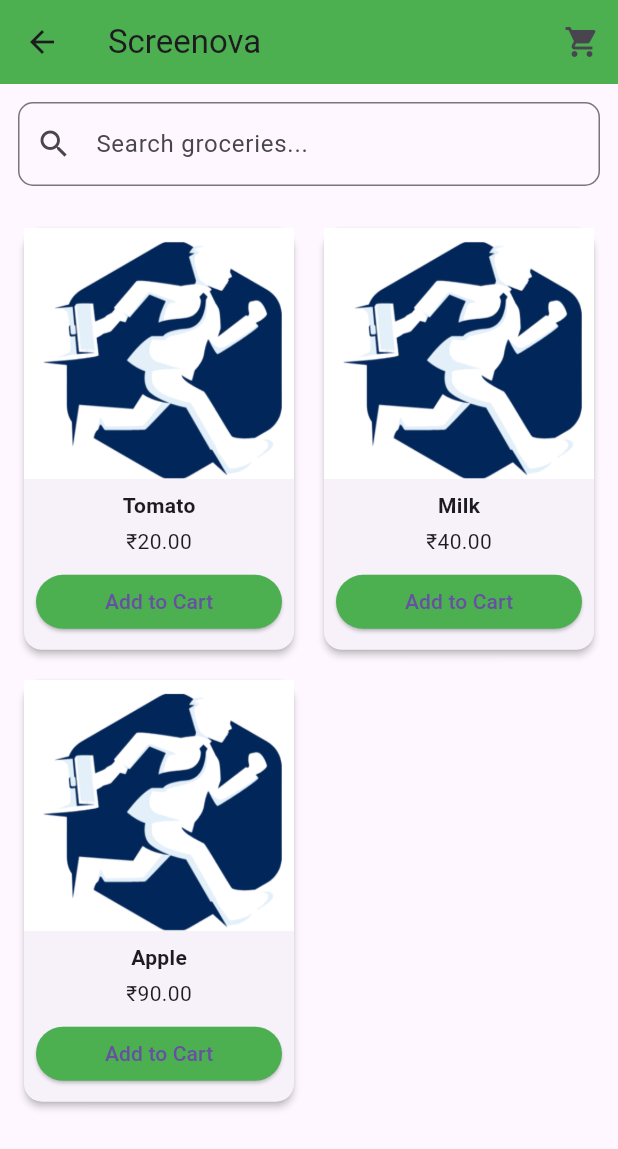
After one commit to Sri4389/demo, a Flutter app: the HomeScreen screen opened by its route, on a phone screen of 412 x 824 dp. The commit adds this screen. Shown: the top 1149 px of the screen. Run offline on Flutter 3.47's test engine with Material 3 defaults, Android fonts, the phone set to English and light mode, and no system bars.

Commit message:
Refactor app structure and implement navigation; add HomeScreen and ProductCard components

```diff
--- a/lib/main.dart
+++ b/lib/main.dart
@@ -1,20 +1,26 @@
 import 'package:flutter/material.dart';
-import 'package:myapp/screens/splash_screen.dart';
+import 'screens/login_signup_screen.dart';
+import 'screens/home_screen.dart';
 
 void main() {
-  runApp(const MyApp());
+  runApp(ScreenovaApp());
 }
 
-class MyApp extends StatelessWidget {
-  const MyApp({super.key});
-
-  // This widget is the root of your application.
+class ScreenovaApp extends StatelessWidget {
   @override
   Widget build(BuildContext context) {
     return MaterialApp(
-      title: 'Grocery App',
+      title: 'Screenova',
       debugShowCheckedModeBanner: false,
-      home: SplashScreen(),
+      theme: ThemeData(
+        primarySwatch: Colors.green,
+        fontFamily: 'Roboto',
+      ),
+      initialRoute: '/login',
+      routes: {
+        '/login': (context) => LoginSignupScreen(),
+        '/home': (context) => HomeScreen(),
+      },
     );
   }
 }
--- /dev/null
+++ b/lib/models/product_model.dart
@@ -0,0 +1,15 @@
+class Product {
+  final String id;
+  final String name;
+  final String image;
+  final double price;
+  final String category;
+
+  Product({
+    required this.id,
+    required this.name,
+    required this.image,
+    required this.price,
+    required this.category,
+  });
+}
--- /dev/null
+++ b/lib/screens/home_screen.dart
@@ -0,0 +1,61 @@
+import 'package:flutter/material.dart';
+import '../models/product_model.dart';
+import '../widgets/product_card.dart';
+
+class HomeScreen extends StatelessWidget {
+  final List<Product> products = [
+    Product(id: '1', name: 'Tomato', image: 'assets/onboarding1.png', price: 20, category: 'Vegetables'),
+    Product(id: '2', name: 'Milk', image: 'assets/onboarding1.png', price: 40, category: 'Dairy'),
+    Product(id: '3', name: 'Apple', image: 'assets/onboarding1.png', price: 90, category: 'Fruits'),
+  ];
+
+  @override
+  Widget build(BuildContext context) {
+    return Scaffold(
+      appBar: AppBar(
+        title: Text("Screenova"),
+        backgroundColor: Colors.green,
+        actions: [
+          IconButton(
+            icon: Icon(Icons.shopping_cart),
+            onPressed: () {},
+          ),
+        ],
+      ),
+      body: Column(
+        children: [
+          Padding(
+            padding: EdgeInsets.all(12),
+            child: TextField(
+              decoration: InputDecoration(
+                hintText: 'Search groceries...',
+                prefixIcon: Icon(Icons.search),
+                border: OutlineInputBorder(borderRadius: BorderRadius.circular(10)),
+              ),
+            ),
+          ),
+          Expanded(
+            child: GridView.builder(
+              padding: EdgeInsets.all(12),
+              itemCount: products.length,
+              gridDelegate: SliverGridDelegateWithFixedCrossAxisCount(
+                crossAxisCount: 2, // 2 items per row
+                mainAxisSpacing: 12,
+                crossAxisSpacing: 12,
+                childAspectRatio: 0.65,
+              ),
+              itemBuilder: (context, index) {
+                return ProductCard(
+                  product: products[index],
+                  onAdd: () {
+                    // Add to cart logic
+                  },
+                );
+              },
+            ),
+          ),
+        ],
+      ),
+    );
+  }
+}
--- a/lib/screens/login_signup_screen.dart
+++ b/lib/screens/login_signup_screen.dart
@@ -1,5 +1,4 @@
 import 'package:flutter/material.dart';
-import 'package:myapp/screens/onboarding_screen.dart';
 
 class LoginSignupScreen extends StatefulWidget {
   @override
@@ -24,15 +23,12 @@ class _LoginSignupScreenState extends State<LoginSignupScreen> {
       final email = emailController.text;
       final password = passwordController.text;
       if (email == 'admin' && password == 'admin123') {
-        // Navigator.pushNamed(context, '/adminDashboard');
-        Navigator.pushReplacement(
-        context,
-        MaterialPageRoute(builder: (_) => OnboardingScreen()),
-      );
-      } else if (isLogin) {
-        print('Logging in with $email and $password');
+        Navigator.pushReplacementNamed(context, '/home');
       } else {
-        print('Signing up with $email and $password');
+        // Show error message for invalid credentials
+        ScaffoldMessenger.of(context).showSnackBar(
+          SnackBar(content: Text('Invalid email or password')),
+        );
       }
     }
   }
@@ -82,7 +78,15 @@ class _LoginSignupScreenState extends State<LoginSignupScreen> {
               ),
               SizedBox(height: 24),
               ElevatedButton(
-                onPressed: handleSubmit,
+                onPressed: () =>{
+                  if(emailController.text == 'admin' && passwordController.text == 'admin123') {
+                    Navigator.pushReplacementNamed(context, '/home')
+                  } else {
+                    ScaffoldMessenger.of(context).showSnackBar(
+                      SnackBar(content: Text('Invalid email or password')),
+                    )
+                  }
+                },
                 style: ElevatedButton.styleFrom(
                   backgroundColor: Colors.green,
                   padding: EdgeInsets.symmetric(vertical: 14),
--- /dev/null
+++ b/lib/widgets/product_card.dart
@@ -0,0 +1,43 @@
+import 'package:flutter/material.dart';
+import '../models/product_model.dart';
+
+class ProductCard extends StatelessWidget {
+  final Product product;
+  final VoidCallback onAdd;
+
+  const ProductCard({required this.product, required this.onAdd});
+
+  @override
+  Widget build(BuildContext context) {
+    return Card(
+      shape: RoundedRectangleBorder(borderRadius: BorderRadius.circular(12)),
+      elevation: 2,
+      child: Column(
+        children: [
+          Expanded(
+            child: Image.asset(product.image, fit: BoxFit.cover),
+          ),
+          Padding(
+            padding: const EdgeInsets.all(8),
+            child: Column(
+              children: [
+                Text(product.name, style: TextStyle(fontWeight: FontWeight.bold)),
+                SizedBox(height: 4),
+                Text("₹${product.price.toStringAsFixed(2)}"),
+                SizedBox(height: 6),
+                ElevatedButton(
+                  onPressed: onAdd,
+                  child: Text("Add to Cart"),
+                  style: ElevatedButton.styleFrom(
+                    backgroundColor: Colors.green,
+                    minimumSize: Size(double.infinity, 36),
+                  ),
+                )
+              ],
+            ),
+          ),
+        ],
+      ),
+    );
+  }
+}
```
